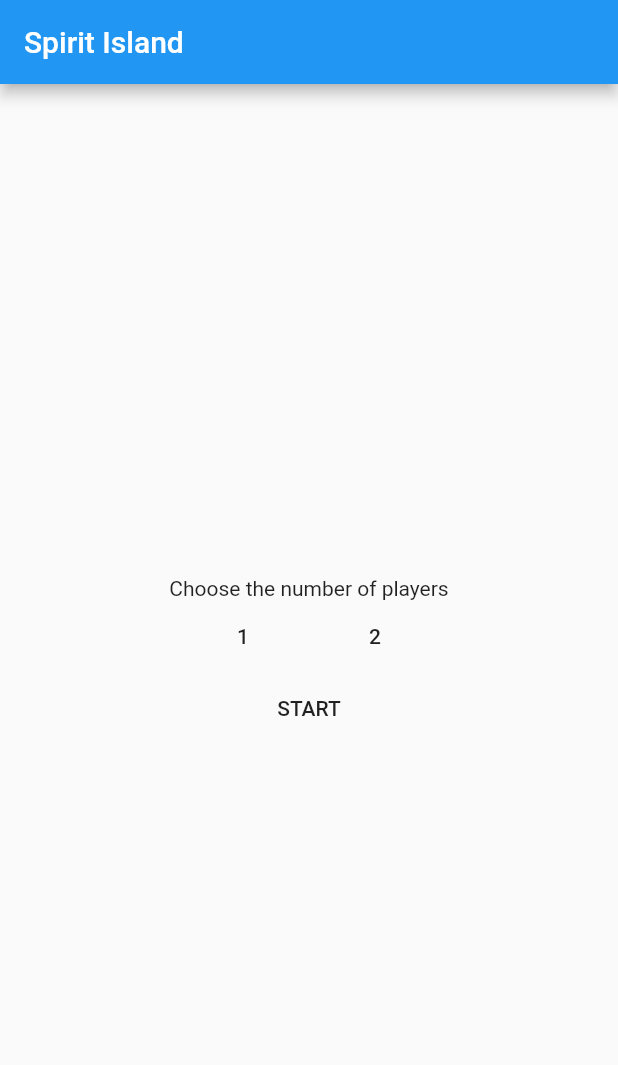
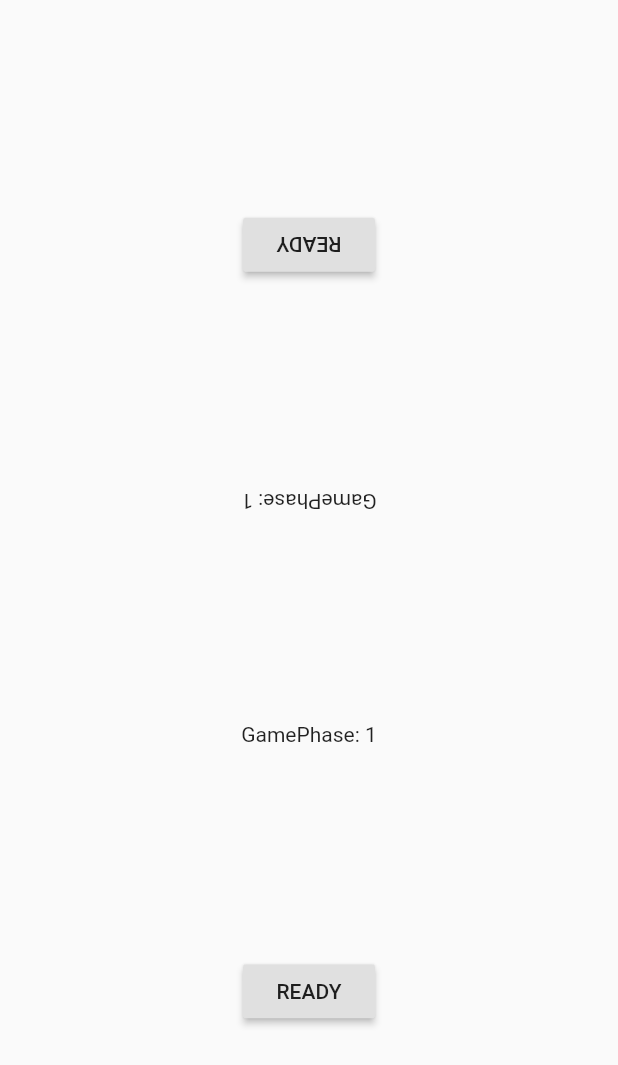
Before and after one commit to Querri/Turn_Tracker, a Flutter app: the screen it shows after launch, after a tap on "START", on a phone screen of 412 x 824 dp. Shown: the top 1065 px of the screen. Run offline on Flutter 3.47's test engine with Material 2 defaults, Android fonts, the phone set to English and light mode, and no system bars.

Commit message:
Create game view and simple logic

```diff
--- /dev/null
+++ b/spirit_island_app/lib/game_view.dart
@@ -0,0 +1,70 @@
+
+import 'package:flutter/material.dart';
+
+
+class GameView extends StatefulWidget {
+
+  @override
+  _GameViewState createState() => _GameViewState();
+}
+
+class _GameViewState extends State<GameView> {
+  bool readyPlayer1 = false;
+  bool readyPlayer2 = false;
+  int gamePhase = 1;
+
+  /// Toggle Ready button and check if all players are ready.
+  void _toggleReadiness(playerNum) {
+    setState(() {
+      switch (playerNum) {
+        case 1: readyPlayer1 = !readyPlayer1;
+        break;
+        case 2: readyPlayer2 = !readyPlayer2;
+      }
+
+      if (readyPlayer1 && readyPlayer2) {
+        readyPlayer1 = false;
+        readyPlayer2 = false;
+
+        if (gamePhase < 4) {
+          gamePhase += 1;
+        } else {
+          gamePhase = 1;
+        }
+      }
+    });
+  }
+
+  @override
+  Widget build(BuildContext context) {
+    return Scaffold(
+      body: Center(
+        child: Column(
+          mainAxisAlignment: MainAxisAlignment.spaceEvenly,
+          children: [
+            RotatedBox(
+              quarterTurns: 2,
+              child: RaisedButton(
+                onPressed: () {
+                  _toggleReadiness(2);
+                },
+                child: Text('READY'),
+              ),
+            ),
+            RotatedBox(
+              quarterTurns: 2,
+              child: Text('GamePhase: ' + gamePhase.toString()),
+            ),
+            Text('GamePhase: ' + gamePhase.toString()),
+            RaisedButton(
+              onPressed: () {
+                _toggleReadiness(1);
+              },
+              child: Text('READY'),
+            ),
+          ],
+        ),
+      ),
+    );
+  }
+}
--- a/spirit_island_app/lib/main_view.dart
+++ b/spirit_island_app/lib/main_view.dart
@@ -1,4 +1,5 @@
 import 'package:flutter/material.dart';
+import 'package:spirit_island_app/game_view.dart';
 
 
 class MainView extends StatefulWidget {
@@ -41,7 +42,7 @@ class _MainViewState extends State<MainView> {
             ),
             FlatButton(
               onPressed: () {
-
+                Navigator.of(context).push(_createRoute());
               },
               child: Text('START'),
             ),
@@ -51,3 +52,21 @@ class _MainViewState extends State<MainView> {
     );
   }
 }
+
+Route _createRoute() {
+  return PageRouteBuilder(
+    pageBuilder: (context, animation, secondaryAnimation) => GameView(),
+    transitionsBuilder: (context, animation, secondaryAnimation, child) {
+      var begin = Offset(0.0, 1.0);
+      var end = Offset.zero;
+      var curve = Curves.ease;
+
+      var tween = Tween(begin: begin, end: end).chain(CurveTween(curve: curve));
+
+      return SlideTransition(
+        position: animation.drive(tween),
+        child: child,
+      );
+    },
+  );
+}
```
